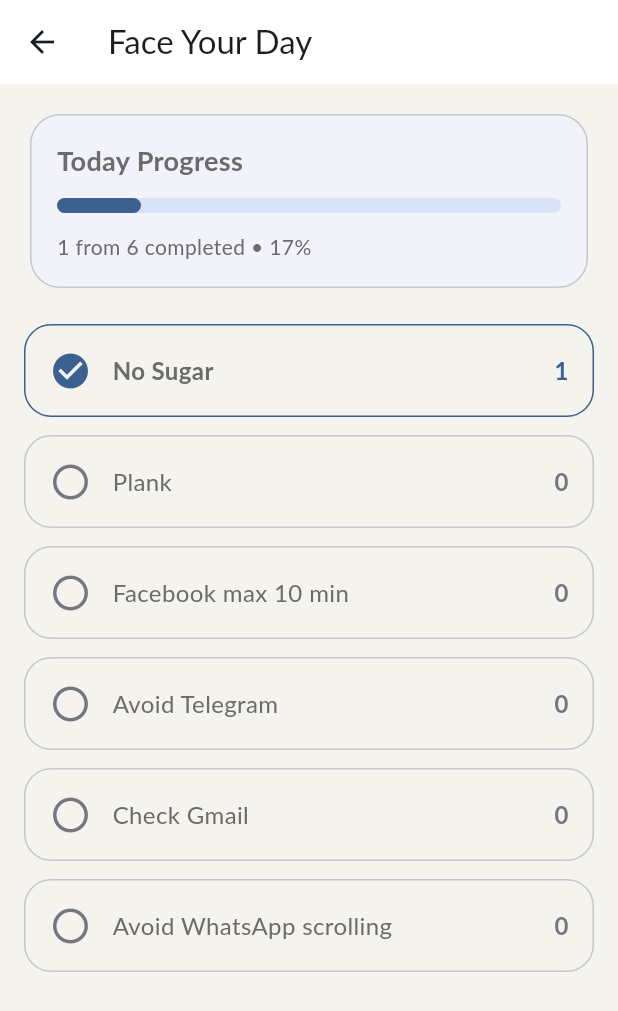
After one commit to omar20270/own_it, a Flutter app: the HabitTrackerPage screen opened by its route, after a tap on "No Sugar", on a phone screen of 412 x 824 dp. The commit adds this screen. Shown: the top 1011 px of the screen. Run offline on Flutter 3.47's test engine with Material 3 defaults, Android fonts, the phone set to English and light mode, and no system bars; our stand-ins replace cloud_firestore, firebase_core, flutter_riverpod; accounts and stored records are empty; Roboto replaces fonts that are missing (Lato).

Commit message:
adding habits page

```diff
--- /dev/null
+++ b/lib/features/habits/presentation/pages/habit_tracker_page.dart
@@ -0,0 +1,235 @@
+import 'package:flutter/material.dart';
+import 'package:flutter_riverpod/flutter_riverpod.dart';
+
+class Habit {
+  final String id;
+  final String title;
+  final bool isPositive;
+
+  const Habit({
+    required this.id,
+    required this.title,
+    required this.isPositive,
+  });
+}
+
+class HabitProgressState {
+  final List<Habit> habits;
+  final Map<String, bool> todayValues;
+
+  const HabitProgressState({required this.habits, required this.todayValues});
+
+  int get completedToday {
+    return todayValues.values.where((value) => value == true).length;
+  }
+
+  int get totalHabits => habits.length;
+
+  double get progress {
+    if (totalHabits == 0) return 0;
+    return completedToday / totalHabits;
+  }
+
+  HabitProgressState copyWith({
+    List<Habit>? habits,
+    Map<String, bool>? todayValues,
+  }) {
+    return HabitProgressState(
+      habits: habits ?? this.habits,
+      todayValues: todayValues ?? this.todayValues,
+    );
+  }
+}
+
+class HabitTrackerController extends Notifier<HabitProgressState> {
+  @override
+  HabitProgressState build() {
+    return HabitProgressState(
+      habits: const [
+        Habit(id: 'no_sugar', title: 'No Sugar', isPositive: true),
+        Habit(id: 'plank', title: 'Plank', isPositive: true),
+        Habit(
+          id: 'facebook_10',
+          title: 'Facebook max 10 min',
+          isPositive: true,
+        ),
+        Habit(id: 'telegram', title: 'Avoid Telegram', isPositive: false),
+        Habit(id: 'gmail', title: 'Check Gmail', isPositive: true),
+        Habit(
+          id: 'whatsapp',
+          title: 'Avoid WhatsApp scrolling',
+          isPositive: false,
+        ),
+      ],
+      todayValues: {
+        'no_sugar': false,
+        'plank': false,
+        'facebook_10': false,
+        'telegram': false,
+        'gmail': false,
+        'whatsapp': false,
+      },
+    );
+  }
+
+  void toggleHabit(String habitId) {
+    final currentValue = state.todayValues[habitId] ?? false;
+
+    state = state.copyWith(
+      todayValues: {...state.todayValues, habitId: !currentValue},
+    );
+  }
+}
+
+final habitTrackerProvider =
+    NotifierProvider<HabitTrackerController, HabitProgressState>(
+      HabitTrackerController.new,
+    );
+
+class HabitTrackerPage extends ConsumerWidget {
+  const HabitTrackerPage({super.key});
+
+  @override
+  Widget build(BuildContext context, WidgetRef ref) {
+    final habitState = ref.watch(habitTrackerProvider);
+
+    return Scaffold(
+      appBar: AppBar(title: const Text('Face Your Day')),
+      body: Padding(
+        padding: const EdgeInsets.all(16),
+        child: Column(
+          children: [
+            _ProgressCard(state: habitState),
+            const SizedBox(height: 20),
+            Expanded(
+              child: ListView.separated(
+                itemCount: habitState.habits.length,
+                separatorBuilder: (_, __) => const SizedBox(height: 12),
+                itemBuilder: (context, index) {
+                  final habit = habitState.habits[index];
+                  final isDone = habitState.todayValues[habit.id] ?? false;
+
+                  return _HabitTile(
+                    habit: habit,
+                    isDone: isDone,
+                    onTap: () {
+                      ref
+                          .read(habitTrackerProvider.notifier)
+                          .toggleHabit(habit.id);
+                    },
+                  );
+                },
+              ),
+            ),
+          ],
+        ),
+      ),
+    );
+  }
+}
+
+class _ProgressCard extends StatelessWidget {
+  final HabitProgressState state;
+
+  const _ProgressCard({required this.state});
+
+  @override
+  Widget build(BuildContext context) {
+    final percentage = (state.progress * 100).toStringAsFixed(0);
+
+    return Card(
+      elevation: 0,
+      shape: RoundedRectangleBorder(
+        borderRadius: BorderRadius.circular(20),
+        side: BorderSide(color: Theme.of(context).colorScheme.outlineVariant),
+      ),
+      child: Padding(
+        padding: const EdgeInsets.all(18),
+        child: Column(
+          crossAxisAlignment: CrossAxisAlignment.start,
+          children: [
+            const Text(
+              'Today Progress',
+              style: TextStyle(fontSize: 18, fontWeight: FontWeight.bold),
+            ),
+            const SizedBox(height: 12),
+            LinearProgressIndicator(
+              value: state.progress,
+              minHeight: 10,
+              borderRadius: BorderRadius.circular(100),
+            ),
+            const SizedBox(height: 12),
+            Text(
+              '${state.completedToday} from ${state.totalHabits} completed • $percentage%',
+              style: Theme.of(context).textTheme.bodyMedium,
+            ),
+          ],
+        ),
+      ),
+    );
+  }
+}
+
+class _HabitTile extends StatelessWidget {
+  final Habit habit;
+  final bool isDone;
+  final VoidCallback onTap;
+
+  const _HabitTile({
+    required this.habit,
+    required this.isDone,
+    required this.onTap,
+  });
+
+  @override
+  Widget build(BuildContext context) {
+    final icon = isDone ? Icons.check_circle : Icons.radio_button_unchecked;
+
+    return InkWell(
+      borderRadius: BorderRadius.circular(18),
+      onTap: onTap,
+      child: Container(
+        padding: const EdgeInsets.all(16),
+        decoration: BoxDecoration(
+          borderRadius: BorderRadius.circular(18),
+          border: Border.all(
+            color: isDone
+                ? Theme.of(context).colorScheme.primary
+                : Theme.of(context).colorScheme.outlineVariant,
+          ),
+        ),
+        child: Row(
+          children: [
+            Icon(
+              icon,
+              size: 28,
+              color: isDone
+                  ? Theme.of(context).colorScheme.primary
+                  : Theme.of(context).colorScheme.outline,
+            ),
+            const SizedBox(width: 14),
+            Expanded(
+              child: Text(
+                habit.title,
+                style: TextStyle(
+                  fontSize: 16,
+                  fontWeight: isDone ? FontWeight.bold : FontWeight.normal,
+                ),
+              ),
+            ),
+            Text(
+              isDone ? '1' : '0',
+              style: TextStyle(
+                fontSize: 16,
+                fontWeight: FontWeight.bold,
+                color: isDone
+                    ? Theme.of(context).colorScheme.primary
+                    : Theme.of(context).colorScheme.outline,
+              ),
+            ),
+          ],
+        ),
+      ),
+    );
+  }
+}
--- a/lib/features/result/presentation/pages/result_page.dart
+++ b/lib/features/result/presentation/pages/result_page.dart
@@ -51,6 +51,12 @@ class ResultPage extends ConsumerWidget {
                       );
                     },
                     child: const Text('Go to check-in'),
+                  ),
+                  ElevatedButton(
+                    onPressed: () {
+                      Navigator.pushNamed(context, '/habits');
+                    },
+                    child: const Text('Open Daily Tracker'),
                   ),
                 ],
               ),
@@ -154,6 +160,27 @@ class ResultPage extends ConsumerWidget {
               SizedBox(
                 width: double.infinity,
                 height: 52,
+                child: ElevatedButton(
+                  onPressed: () {
+                    Navigator.pushNamed(context, '/habits');
+                  },
+                  style: ElevatedButton.styleFrom(
+                    backgroundColor: AppColors.primary,
+                    foregroundColor: Colors.white,
+                    shape: RoundedRectangleBorder(
+                      borderRadius: BorderRadius.circular(14),
+                    ),
+                  ),
+                  child: const Text(
+                    'Open Daily Tracker',
+                    style: TextStyle(fontSize: 16, fontWeight: FontWeight.w700),
+                  ),
+                ),
+              ),
+
+              SizedBox(
+                width: double.infinity,
+                height: 52,
                 child: OutlinedButton(
                   onPressed: () {
                     Navigator.pushNamedAndRemoveUntil(
--- a/lib/main.dart
+++ b/lib/main.dart
@@ -3,6 +3,7 @@ import 'package:flutter/material.dart';
 import 'package:flutter_riverpod/flutter_riverpod.dart';
 import 'package:own_it/core/theme/app_thema.dart';
 import 'package:own_it/features/checkin/presentation/pages/checkin_page.dart';
+import 'package:own_it/features/habits/presentation/pages/habit_tracker_page.dart';
 import 'package:own_it/features/history/presentation/pages/history_page.dart';
 import 'package:own_it/features/result/presentation/pages/result_page.dart';
 import 'package:own_it/firebase_options.dart';
@@ -32,6 +33,7 @@ class OwnItApp extends StatelessWidget {
         AppRoutes.checkin: (_) => const CheckinPage(),
         AppRoutes.result: (_) => const ResultPage(),
         AppRoutes.history: (context) => const HistoryPage(),
+        '/habits': (_) => const HabitTrackerPage(),
       },
     );
   }
```
